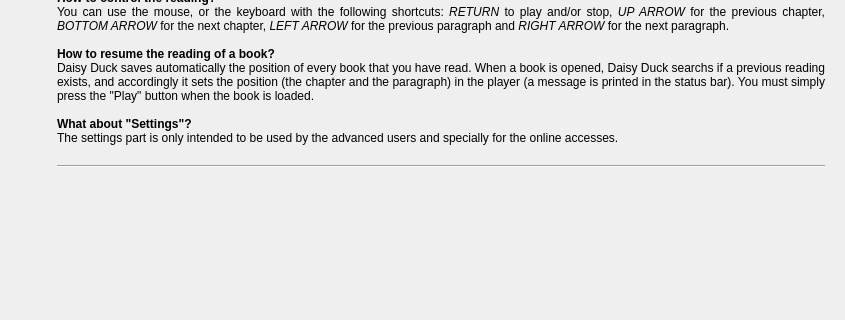
Above: src/winMain.ui from Skywalker13/DaisyDuck before the change; both pictures show x 0 to 845 and y 147 to 467 of the 845 by 700 pixel window. Below: the same form after it.
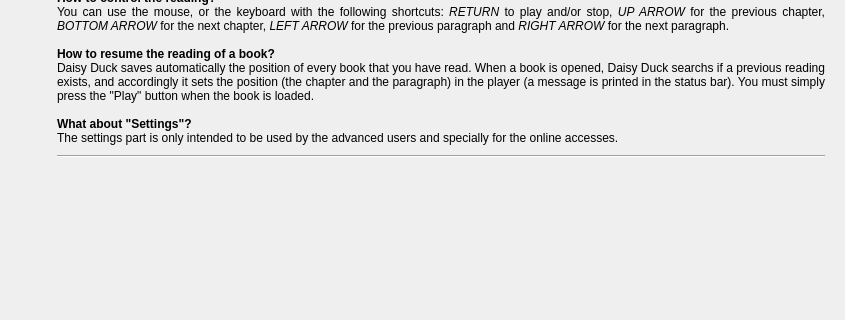
That is the form after the change. Icons and pictures are not drawn.

Commit message: some cosmetics with the custom title and text

```diff
--- a/src/winMain.ui
+++ b/src/winMain.ui
@@ -89,6 +89,9 @@
           </item>
           <item>
            <layout class="QVBoxLayout" name="verticalLayout_2">
+            <property name="spacing">
+             <number>0</number>
+            </property>
             <property name="sizeConstraint">
              <enum>QLayout::SetDefaultConstraint</enum>
             </property>
@@ -123,6 +126,22 @@
               </property>
              </widget>
             </item>
+            <item>
+             <spacer name="verticalSpacer_5">
+              <property name="orientation">
+               <enum>Qt::Vertical</enum>
+              </property>
+              <property name="sizeType">
+               <enum>QSizePolicy::Fixed</enum>
+              </property>
+              <property name="sizeHint" stdset="0">
+               <size>
+                <width>20</width>
+                <height>10</height>
+               </size>
+              </property>
+             </spacer>
+            </item>
             <item>
              <widget class="Line" name="line_2">
               <property name="orientation">
@@ -130,6 +149,22 @@
               </property>
              </widget>
             </item>
+            <item>
+             <spacer name="verticalSpacer_6">
+              <property name="orientation">
+               <enum>Qt::Vertical</enum>
+              </property>
+              <property name="sizeType">
+               <enum>QSizePolicy::Fixed</enum>
+              </property>
+              <property name="sizeHint" stdset="0">
+               <size>
+                <width>20</width>
+                <height>10</height>
+               </size>
+              </property>
+             </spacer>
+            </item>
             <item>
              <widget class="QLabel" name="labelCustomTitle">
               <property name="font">
```
